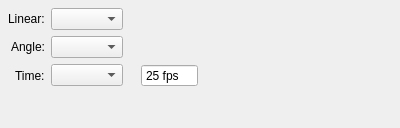
Before: the Qt Designer form core/ui/settings_units_ui.ui in mjbonnington/icarus-gps, drawn with Qt 5.
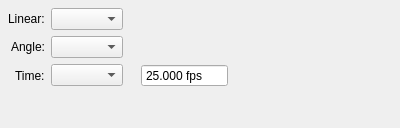
After: the same form once the commit is applied.

```diff
--- a/core/ui/settings_units_ui.ui
+++ b/core/ui/settings_units_ui.ui
@@ -96,7 +96,7 @@
       </spacer>
      </item>
      <item>
-      <widget class="QSpinBox" name="fps_spinBox">
+      <widget class="QDoubleSpinBox" name="fps_doubleSpinBox">
        <property name="readOnly">
         <bool>true</bool>
        </property>
@@ -106,14 +106,17 @@
        <property name="suffix">
         <string> fps</string>
        </property>
+       <property name="decimals">
+        <number>3</number>
+       </property>
        <property name="minimum">
-        <number>1</number>
+        <double>1.000000000000000</double>
        </property>
        <property name="maximum">
-        <number>6000</number>
+        <double>48000.000000000000000</double>
        </property>
        <property name="value">
-        <number>25</number>
+        <double>25.000000000000000</double>
        </property>
        <property name="xmlTag" stdset="0">
         <string>fps</string>
```
